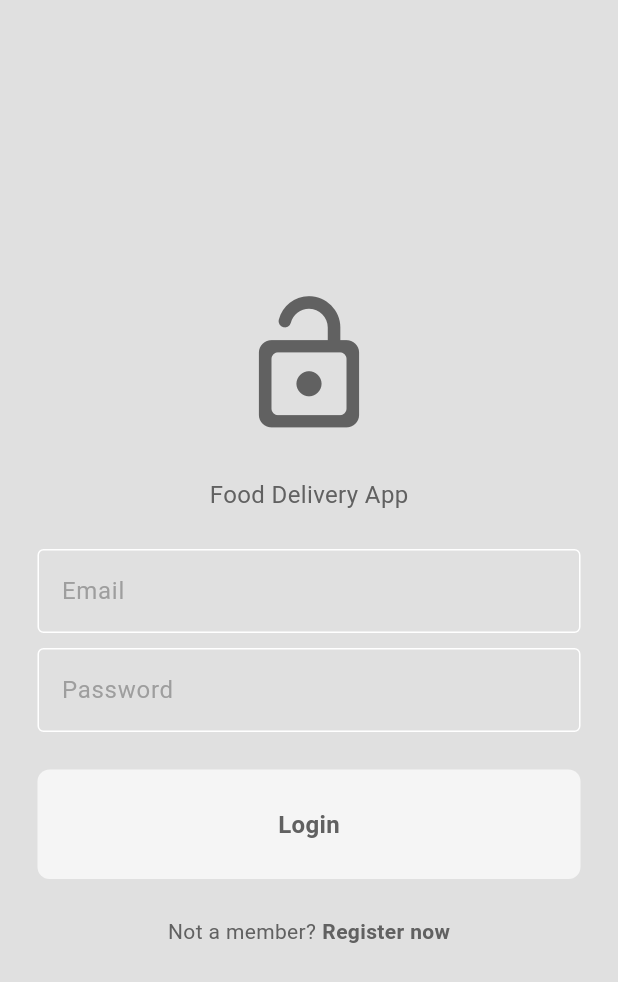
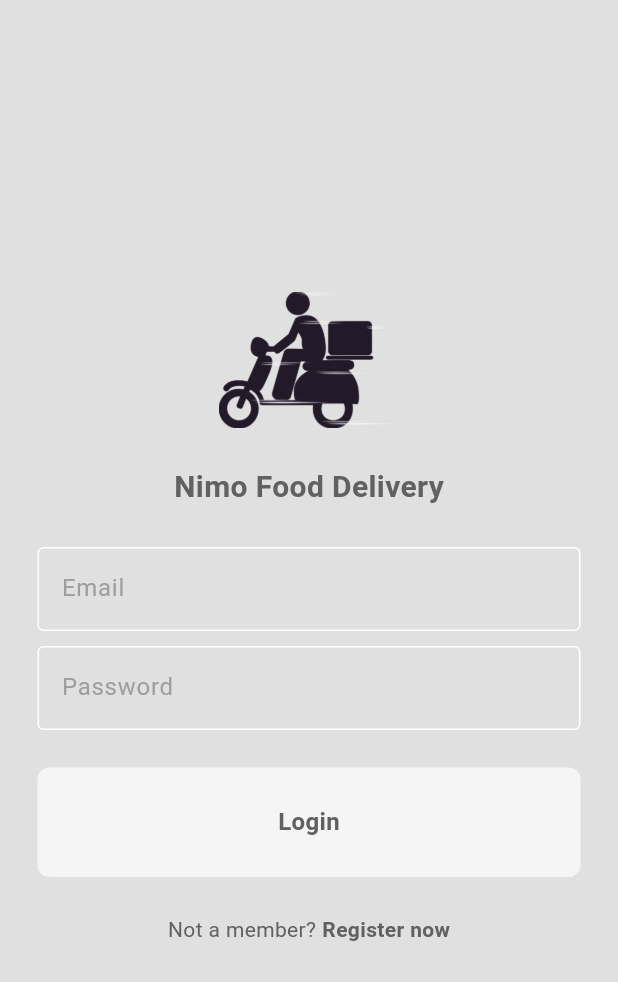
Before and after one commit to bhagyanimash/food_delivery_app, a Flutter app: the screen it shows after launch, on a phone screen of 412 x 824 dp. Shown: the top 982 px of the screen. Run offline on Flutter 3.47's test engine with Material 3 defaults, Android fonts, the phone set to English and light mode, and no system bars; our stand-ins replace cloud_firestore, firebase_auth, firebase_core, flutter_credit_card; accounts and stored records are empty.

Commit message:
update: logo and name

```diff
--- a/lib/components/my_food_tile.dart
+++ b/lib/components/my_food_tile.dart
@@ -1,5 +1,4 @@
 import 'package:flutter/material.dart';
-import 'package:flutter/widgets.dart';
 import 'package:food_delivery_app/models/food.dart';
 
 class FoodTile extends StatelessWidget {
--- a/lib/pages/login_page.dart
+++ b/lib/pages/login_page.dart
@@ -54,16 +54,16 @@ class _LoginPageState extends State<LoginPage> {
         child: Column(
           mainAxisAlignment: MainAxisAlignment.center,
           children: [
-            Icon(
-              Icons.lock_open_rounded,
-              size: 100,
-              color: Theme.of(context).colorScheme.inversePrimary,
+            Image.asset(
+              'lib/images/logo.png',
+              width: 120,
             ),
             const SizedBox(height: 25),
             Text(
-              'Food Delivery App',
+              'Nimo Food Delivery',
               style: TextStyle(
-                  fontSize: 16,
+                  fontSize: 20,
+                  fontWeight: FontWeight.bold,
                   color: Theme.of(context).colorScheme.inversePrimary),
             ),
             const SizedBox(height: 25),
--- a/pubspec.yaml
+++ b/pubspec.yaml
@@ -70,6 +70,7 @@ flutter:
     - lib/images/drinks/
     - lib/images/salads/
     - lib/images/sides/
+    - lib/images/
 
   # An image asset can refer to one or more resolution-specific "variants", see
   # https://flutter.dev/assets-and-images/#resolution-aware
```
Also changed, not shown: lib/images/logo.png (added).
